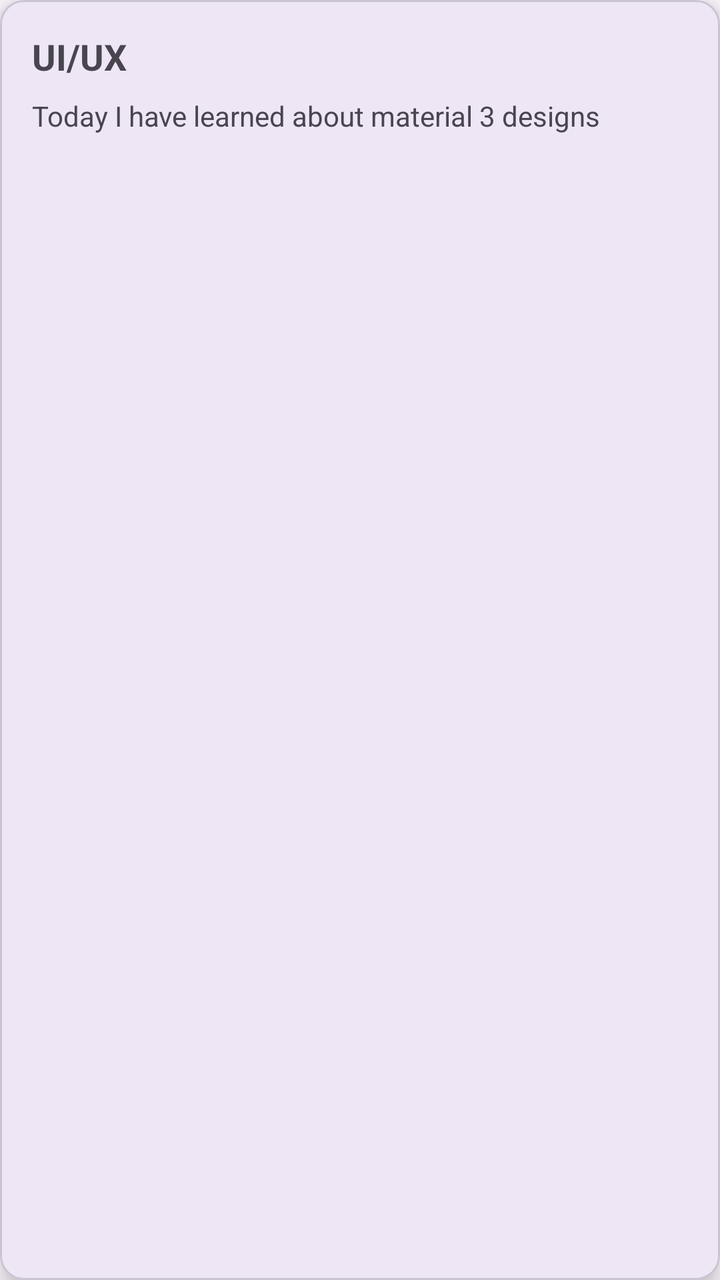
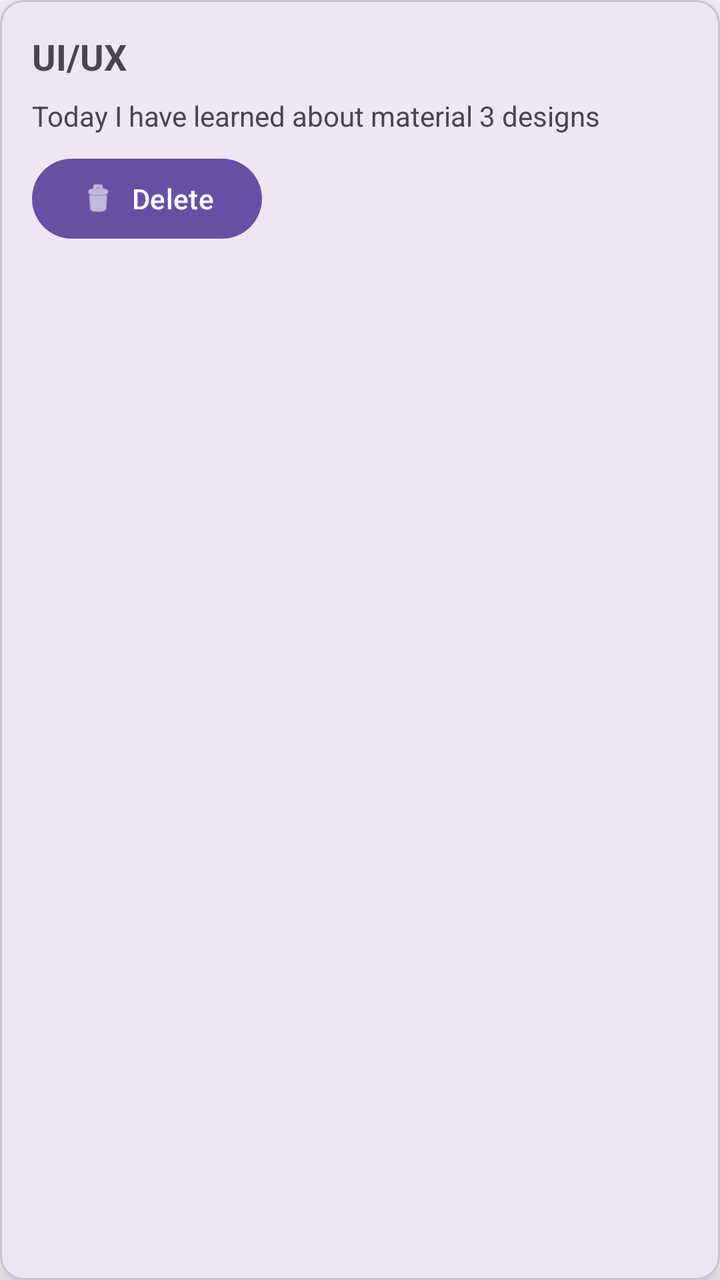

Compare the two renders of this Android layout. The source of the first and the diff that turns it into the second are given below.
<!-- AndroidManifest.xml: application theme Theme.NotesApp -->
<!-- res/layout/item_note.xml -->
<?xml version="1.0" encoding="utf-8"?>
<com.google.android.material.card.MaterialCardView xmlns:android="http://schemas.android.com/apk/res/android"
    android:layout_width="match_parent"
    android:layout_height="wrap_content"
    xmlns:app="http://schemas.android.com/apk/res-auto"
    android:layout_marginHorizontal="12dp"
    android:layout_marginVertical="6dp"
    app:cardCornerRadius="12dp"
    app:cardElevation="6dp">

    <androidx.appcompat.widget.LinearLayoutCompat
        android:layout_width="match_parent"
        android:layout_height="wrap_content"
        android:orientation="vertical"
        android:padding="16dp">

        <TextView
            android:id="@+id/tvTitle"
            android:layout_width="match_parent"
            android:layout_height="wrap_content"
            android:text="UI/UX"
            android:textStyle="bold"
            android:textSize="18sp"/>

        <TextView
            android:id="@+id/tvDescription"
            android:layout_width="match_parent"
            android:layout_height="wrap_content"
            android:layout_marginTop="8dp"
            android:maxLines="4"
            android:ellipsize="end"
            android:text="Today I have learned about material 3 designs"
            android:textSize="14sp"/>

    </androidx.appcompat.widget.LinearLayoutCompat>

</com.google.android.material.card.MaterialCardView>
<!-- resources referenced by this layout -->
<resources>
  <style name="Theme.NotesApp" parent="Base.Theme.NotesApp" />
  <style name="Base.Theme.NotesApp" parent="Theme.Material3.DayNight.NoActionBar">
          
          
      </style>
</resources>

<!-- the commit's change to res/layout/item_note.xml (unified diff, before → after) -->
@@ -32,6 +32,15 @@
             android:text="Today I have learned about material 3 designs"
             android:textSize="14sp"/>
 
+        <com.google.android.material.button.MaterialButton
+            android:id="@+id/deleteButton"
+            android:layout_width="wrap_content"
+            android:layout_height="wrap_content"
+            android:layout_marginTop="8dp"
+            android:text="Delete"
+            android:textSize="14sp"
+            app:icon="@android:drawable/ic_menu_delete"/>
+
     </androidx.appcompat.widget.LinearLayoutCompat>
 
 </com.google.android.material.card.MaterialCardView>
